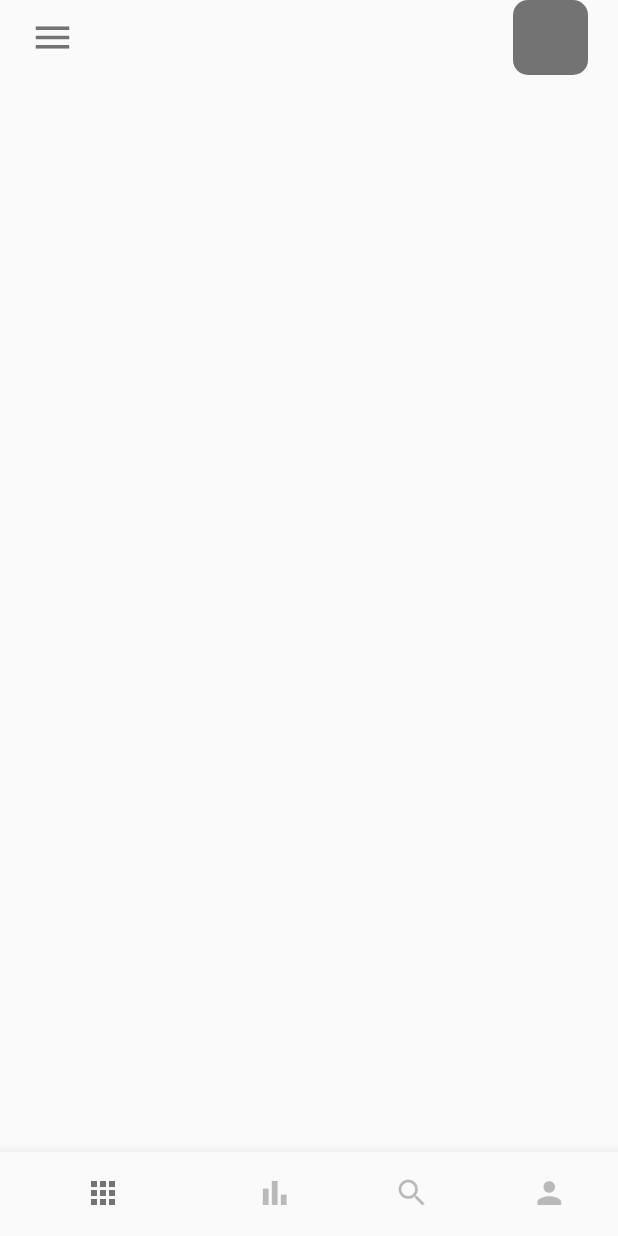
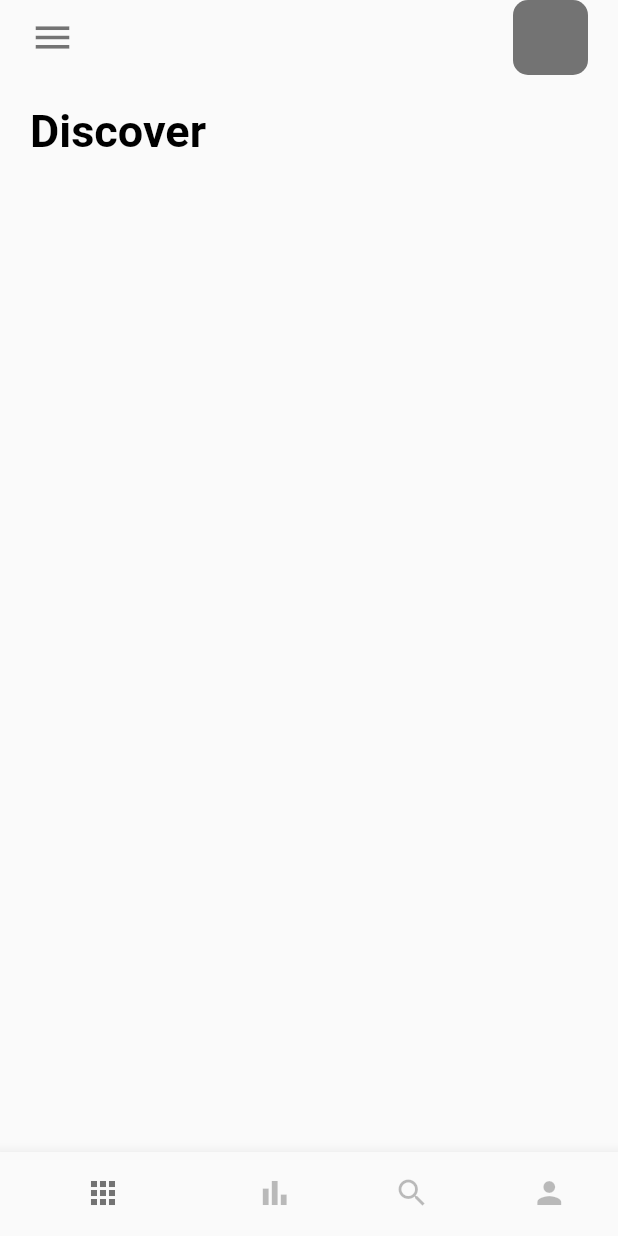
Before and after one commit to sxjal/More-Journeys, a Flutter app: the screen it shows after launch, on a phone screen of 412 x 824 dp. Run offline on Flutter 3.47's test engine with Material 2 defaults, Android fonts, the phone set to English and light mode, and no system bars.

Commit message:
homepage

```diff
--- a/lib/pages/navpages/homepage.dart
+++ b/lib/pages/navpages/homepage.dart
@@ -1,5 +1,6 @@
 import 'package:flutter/material.dart';
 import 'package:flutter/services.dart';
+import 'package:morejourneys/widgets/app_large_text.dart';
 
 class HomePage extends StatefulWidget {
   const HomePage({super.key});
@@ -14,6 +15,8 @@ class _HomePageState extends State<HomePage> {
     return Scaffold(
       //safeAreaview: false,
       body: Column(
+        mainAxisAlignment: MainAxisAlignment.start,
+        crossAxisAlignment: CrossAxisAlignment.start,
         children: [
           Container(
             padding: const EdgeInsets.only(left: 20, right: 20),
@@ -34,6 +37,15 @@ class _HomePageState extends State<HomePage> {
               ),
             ),
           ),
+          const SizedBox(
+            height: 20,
+          ),
+          Container(
+            margin: const EdgeInsets.only(
+              left: 20,
+            ),
+            child: const AppLargeText(text: "Discover"),
+          )
         ],
       ),
     );
```
